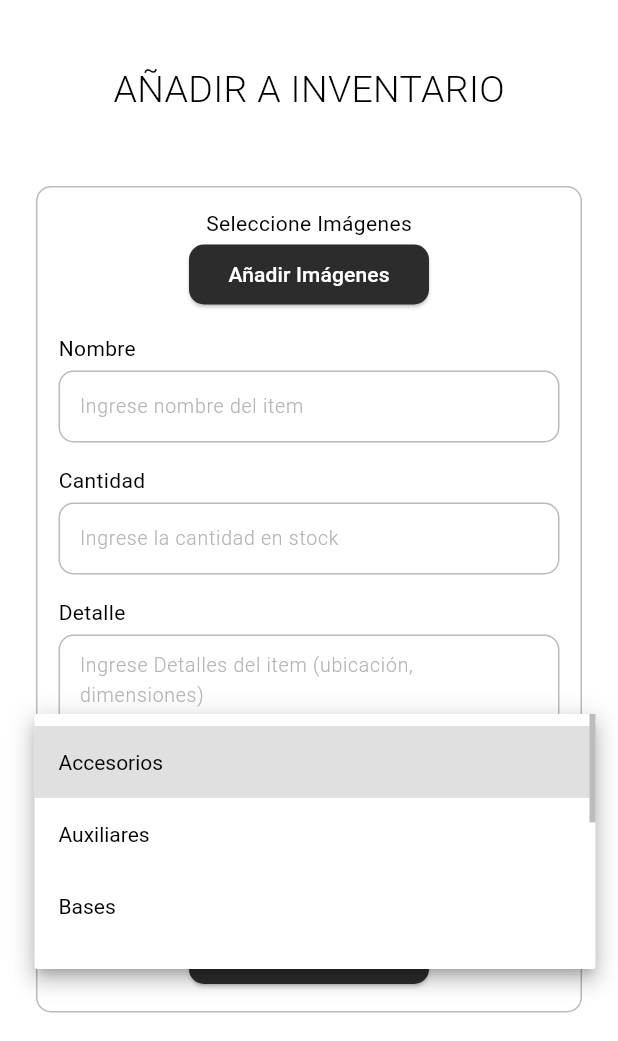
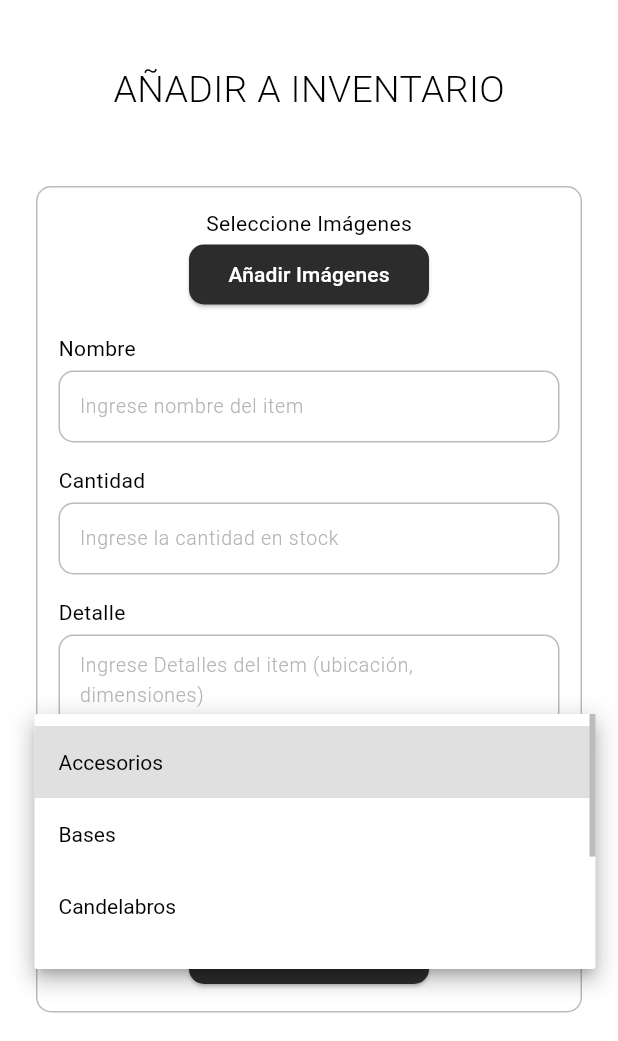
Before and after one commit to Lusho24/Giuseppev3, a Flutter app: the AddObjectForm screen opened directly, after a tap on "Seleccione una categoría", on a phone screen of 412 x 824 dp, the part 195-1236 px from its top. Run offline on Flutter 3.47's test engine with Material 3 defaults, Android fonts, the phone set to English and light mode, and no system bars; our stand-ins replace camera, carousel_slider, cloud_firestore, firebase_core, firebase_storage, image_picker and 5 more; missing offline and left inert: flutter_vision; accounts and stored records are empty.

Commit message:
reduccion de lista

```diff
--- a/giuseppe/lib/presentation/tabs/inventory/inventory_tab.dart
+++ b/giuseppe/lib/presentation/tabs/inventory/inventory_tab.dart
@@ -29,12 +29,10 @@ class _InventoryTabState extends State<InventoryTab> {
 
   final List<String> _categories = [
     'Accesorios',
-    'Auxiliares',
     'Bases', //ia
     'Candelabros', //ia
     'Lamparas',
     'Mobiliario', //ia
-    'Vajilla',
     'Otros',
   ];
 
--- a/giuseppe/lib/presentation/tabs/inventory/object_form/add_object_form.dart
+++ b/giuseppe/lib/presentation/tabs/inventory/object_form/add_object_form.dart
@@ -113,12 +113,10 @@ class _NewObjectFormState extends State<_NewObjectForm> {
   String? _selectedCategory;
   final List<String> categories = [
     'Accesorios',
-    'Auxiliares',
     'Bases', //ia
     'Candelabros', //ia
     'Lamparas',
     'Mobiliario', //ia
-    'Vajilla',
     'Otros',
   ];
 
--- a/giuseppe/lib/presentation/tabs/inventory/object_form/edit_object_form.dart
+++ b/giuseppe/lib/presentation/tabs/inventory/object_form/edit_object_form.dart
@@ -151,12 +151,10 @@ class _EditObjectFormBodyState extends State<_EditObjectFormBody> {
 
   final List<String> _categories = [
     'Accesorios',
-    'Auxiliares',
     'Bases', //ia
     'Candelabros', //ia
     'Lamparas',
     'Mobiliario', //ia
-    'Vajilla',
     'Otros',
   ];
 
```
